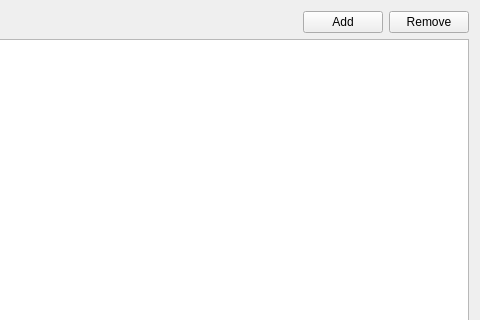
The window that views/accountview.ui (vtallen/MoneyBucket) describes before a commit, drawn with Qt 5; both pictures show x 297 to 777 and y 0 to 320 of the 777 by 510 pixel window.
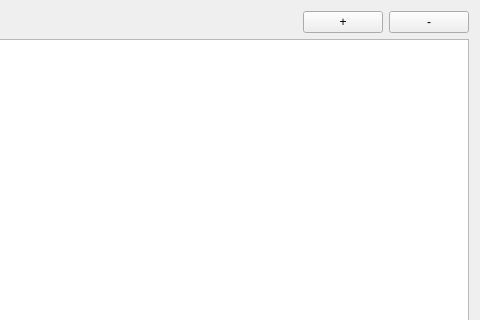
The same window after the commit.

What changed in the file:
```diff
--- a/views/accountview.ui
+++ b/views/accountview.ui
@@ -45,15 +45,39 @@
      </item>
      <item>
       <widget class="QPushButton" name="addButton">
+       <property name="sizePolicy">
+        <sizepolicy hsizetype="Fixed" vsizetype="Fixed">
+         <horstretch>0</horstretch>
+         <verstretch>0</verstretch>
+        </sizepolicy>
+       </property>
+       <property name="minimumSize">
+        <size>
+         <width>50</width>
+         <height>0</height>
+        </size>
+       </property>
        <property name="text">
-        <string>Add</string>
+        <string>+</string>
        </property>
       </widget>
      </item>
      <item>
       <widget class="QPushButton" name="removeButton">
+       <property name="sizePolicy">
+        <sizepolicy hsizetype="Fixed" vsizetype="Fixed">
+         <horstretch>0</horstretch>
+         <verstretch>0</verstretch>
+        </sizepolicy>
+       </property>
+       <property name="minimumSize">
+        <size>
+         <width>50</width>
+         <height>0</height>
+        </size>
+       </property>
        <property name="text">
-        <string>Remove</string>
+        <string>-</string>
        </property>
       </widget>
      </item>
```
